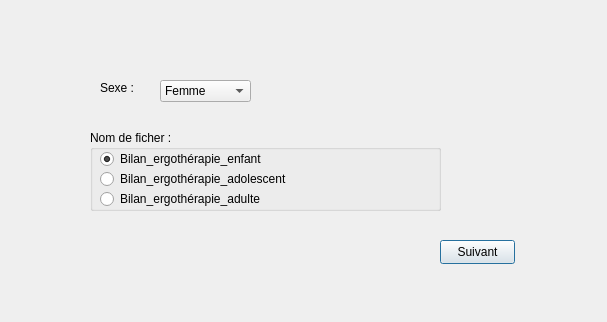
First picture: the form in interface0.ui, repository flo91360/TrameErgo, before the edit.
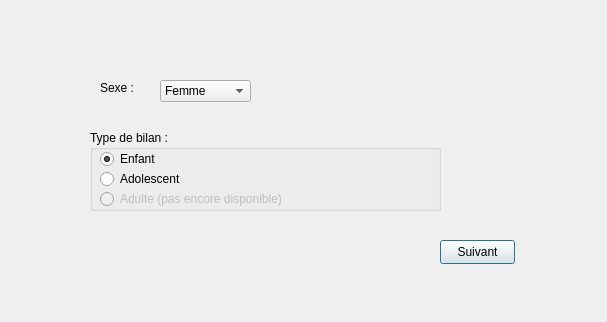
Second picture: the form after the edit.

Commit message: Corriger la génération du bilan selon le sexe et l'âge, et contrôler les modèles en CI

```diff
--- a/interface0.ui
+++ b/interface0.ui
@@ -23,7 +23,7 @@
     </rect>
    </property>
    <property name="title">
-    <string>Nom de ficher : </string>
+    <string>Type de bilan :</string>
    </property>
    <widget class="QRadioButton" name="radioButtonEnfant">
     <property name="geometry">
@@ -35,7 +35,7 @@
      </rect>
     </property>
     <property name="text">
-     <string>Bilan_ergothérapie_enfant </string>
+     <string>Enfant</string>
     </property>
     <property name="checked">
      <bool>true</bool>
@@ -51,20 +51,23 @@
      </rect>
     </property>
     <property name="text">
-     <string>Bilan_ergothérapie_adolescent</string>
+     <string>Adolescent</string>
     </property>
    </widget>
    <widget class="QRadioButton" name="radioButtonAdulte">
+    <property name="enabled">
+     <bool>false</bool>
+    </property>
     <property name="geometry">
      <rect>
       <x>10</x>
       <y>60</y>
-      <width>171</width>
+      <width>261</width>
       <height>18</height>
      </rect>
     </property>
     <property name="text">
-     <string>Bilan_ergothérapie_adulte</string>
+     <string>Adulte (pas encore disponible)</string>
     </property>
    </widget>
   </widget>
```
The commit also changes 48 other files.
